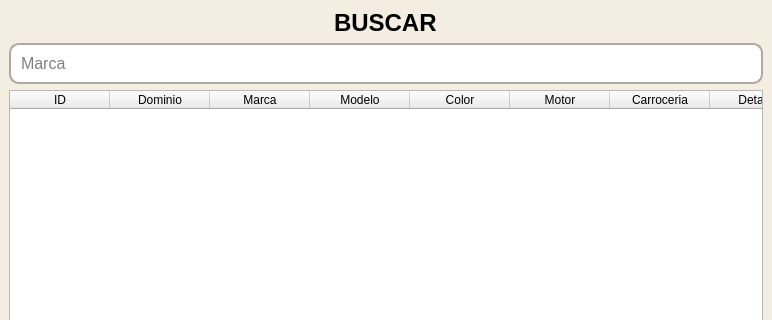
Above: src/gui/vehiculos.ui from GabrielTrejo1/Prueba before the change; both pictures show x 0 to 772 and y 0 to 320 of the 772 by 754 pixel window. Below: the same form after it.
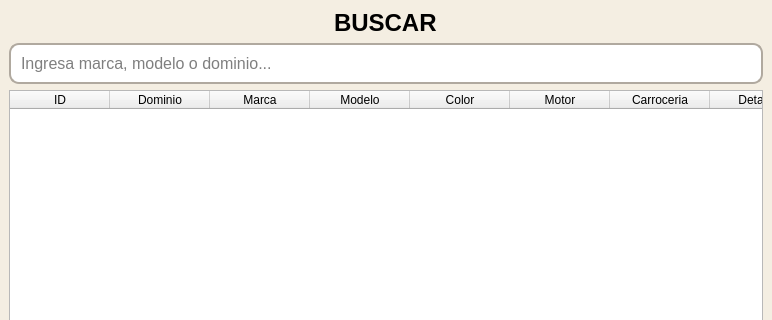
That is the form after the change. Icons and pictures are not drawn.

```diff
--- a/src/gui/vehiculos.ui
+++ b/src/gui/vehiculos.ui
@@ -76,7 +76,7 @@
        </font>
       </property>
       <property name="placeholderText">
-       <string>Marca</string>
+       <string>Ingresa marca, modelo o dominio...</string>
       </property>
      </widget>
     </item>
```
Left out of the diff: 4 changed lines with no effect on the pictures.
